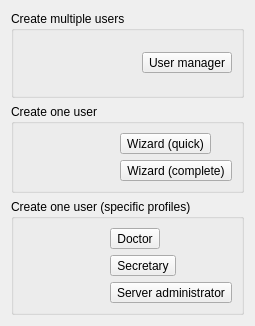
Old version of the form plugins/usermanagerplugin/firstrunusercreationwidget.ui in the repository FreeHealth/freehealth.
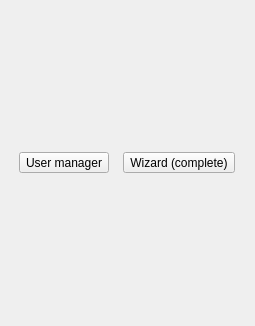
New version of the form.

Commit message:
User: - lots of work - integration of UserManger as a FMF Mode - better management of MySQL connections - high level of security in MySQL configuration (two level of connection : MySQL sever and FreeMedForms database)
Utils:
- Database : better management of MySQL connections

```diff
--- a/plugins/usermanagerplugin/firstrunusercreationwidget.ui
+++ b/plugins/usermanagerplugin/firstrunusercreationwidget.ui
@@ -14,26 +14,7 @@
    <string>Form</string>
   </property>
   <layout class="QGridLayout" name="gridLayout_4">
-   <item row="0" column="0">
-    <widget class="QGroupBox" name="groupBox">
-     <property name="title">
-      <string>Create multiple users</string>
-     </property>
-     <layout class="QGridLayout" name="gridLayout">
-      <item row="0" column="0">
-       <spacer name="horizontalSpacer">
-        <property name="orientation">
-         <enum>Qt::Horizontal</enum>
-        </property>
-        <property name="sizeHint" stdset="0">
-         <size>
-          <width>97</width>
-          <height>20</height>
-         </size>
-        </property>
-       </spacer>
-      </item>
-      <item row="0" column="1">
+   <item row="1" column="0">
        <widget class="QToolButton" name="userManagerButton">
         <property name="text">
          <string>User manager</string>
@@ -49,57 +30,6 @@
         </property>
        </widget>
       </item>
-     </layout>
-    </widget>
-   </item>
-   <item row="1" column="0">
-    <widget class="QGroupBox" name="groupBox_2">
-     <property name="title">
-      <string>Create one user</string>
-     </property>
-     <layout class="QGridLayout" name="gridLayout_3">
-      <item row="0" column="0">
-       <spacer name="horizontalSpacer_2">
-        <property name="orientation">
-         <enum>Qt::Horizontal</enum>
-        </property>
-        <property name="sizeHint" stdset="0">
-         <size>
-          <width>75</width>
-          <height>20</height>
-         </size>
-        </property>
-       </spacer>
-      </item>
-      <item row="0" column="1">
-       <widget class="QToolButton" name="quickWizButton">
-        <property name="text">
-         <string>Wizard (quick)</string>
-        </property>
-        <property name="iconSize">
-         <size>
-          <width>32</width>
-          <height>32</height>
-         </size>
-        </property>
-        <property name="toolButtonStyle">
-         <enum>Qt::ToolButtonTextUnderIcon</enum>
-        </property>
-       </widget>
-      </item>
-      <item row="1" column="0">
-       <spacer name="horizontalSpacer_3">
-        <property name="orientation">
-         <enum>Qt::Horizontal</enum>
-        </property>
-        <property name="sizeHint" stdset="0">
-         <size>
-          <width>75</width>
-          <height>20</height>
-         </size>
-        </property>
-       </spacer>
-      </item>
       <item row="1" column="1">
        <widget class="QToolButton" name="completeWizButton">
         <property name="text">
@@ -114,105 +44,6 @@
         <property name="toolButtonStyle">
          <enum>Qt::ToolButtonTextUnderIcon</enum>
         </property>
-       </widget>
-      </item>
-     </layout>
-    </widget>
-   </item>
-   <item row="2" column="0">
-    <widget class="QGroupBox" name="groupBox_3">
-     <property name="title">
-      <string>Create one user (specific profiles)</string>
-     </property>
-     <layout class="QGridLayout" name="gridLayout_2">
-      <item row="0" column="0">
-       <spacer name="horizontalSpacer_4">
-        <property name="orientation">
-         <enum>Qt::Horizontal</enum>
-        </property>
-        <property name="sizeHint" stdset="0">
-         <size>
-          <width>63</width>
-          <height>20</height>
-         </size>
-        </property>
-       </spacer>
-      </item>
-      <item row="0" column="1">
-       <widget class="QToolButton" name="quickDocWizButton">
-        <property name="text">
-         <string>Doctor</string>
-        </property>
-        <property name="iconSize">
-         <size>
-          <width>32</width>
-          <height>32</height>
-         </size>
-        </property>
-        <property name="toolButtonStyle">
-         <enum>Qt::ToolButtonTextUnderIcon</enum>
-        </property>
-       </widget>
-      </item>
-      <item row="1" column="0">
-       <spacer name="horizontalSpacer_5">
-        <property name="orientation">
-         <enum>Qt::Horizontal</enum>
-        </property>
-        <property name="sizeHint" stdset="0">
-         <size>
-          <width>63</width>
-          <height>20</height>
-         </size>
-        </property>
-       </spacer>
-      </item>
-      <item row="1" column="1">
-       <widget class="QToolButton" name="quickSecWizButton">
-        <property name="text">
-         <string>Secretary</string>
-        </property>
-        <property name="iconSize">
-         <size>
-          <width>32</width>
-          <height>32</height>
-         </size>
-        </property>
-        <property name="toolButtonStyle">
-         <enum>Qt::ToolButtonTextUnderIcon</enum>
-        </property>
-       </widget>
-      </item>
-      <item row="2" column="0">
-       <spacer name="horizontalSpacer_6">
-        <property name="orientation">
-         <enum>Qt::Horizontal</enum>
-        </property>
-        <property name="sizeHint" stdset="0">
-         <size>
-          <width>40</width>
-          <height>20</height>
-         </size>
-        </property>
-       </spacer>
-      </item>
-      <item row="2" column="1">
-       <widget class="QToolButton" name="quickAdminWizButton">
-        <property name="text">
-         <string>Server administrator</string>
-        </property>
-        <property name="iconSize">
-         <size>
-          <width>32</width>
-          <height>32</height>
-         </size>
-        </property>
-        <property name="toolButtonStyle">
-         <enum>Qt::ToolButtonTextUnderIcon</enum>
-        </property>
-       </widget>
-      </item>
-     </layout>
     </widget>
    </item>
   </layout>
```
Lines whose indentation alone changed are shown as unchanged. The commit also changes 26 other files.
